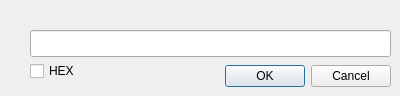
Before: the Qt Designer form serialsenddialog.ui in ATmega8/qt-modbus-terminal, drawn with Qt 5.
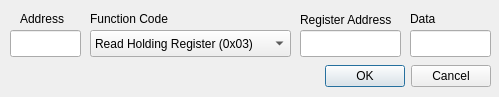
After: the same form once the commit is applied.

Commit message: Read Holding Register

Diff of the .ui file:
```diff
--- a/serialsenddialog.ui
+++ b/serialsenddialog.ui
@@ -6,8 +6,8 @@
    <rect>
     <x>0</x>
     <y>0</y>
-    <width>400</width>
-    <height>96</height>
+    <width>499</width>
+    <height>97</height>
    </rect>
   </property>
   <property name="windowTitle">
@@ -16,7 +16,7 @@
   <widget class="QDialogButtonBox" name="buttonBox">
    <property name="geometry">
     <rect>
-     <x>220</x>
+     <x>320</x>
      <y>60</y>
      <width>171</width>
      <height>32</height>
@@ -32,24 +32,103 @@
   <widget class="QLineEdit" name="lineEdit">
    <property name="geometry">
     <rect>
-     <x>30</x>
+     <x>410</x>
      <y>30</y>
-     <width>361</width>
+     <width>81</width>
      <height>27</height>
     </rect>
    </property>
   </widget>
-  <widget class="QCheckBox" name="checkBox">
+  <widget class="QComboBox" name="comboBox">
    <property name="geometry">
     <rect>
-     <x>30</x>
-     <y>60</y>
-     <width>84</width>
-     <height>22</height>
+     <x>90</x>
+     <y>30</y>
+     <width>201</width>
+     <height>27</height>
     </rect>
    </property>
+   <item>
+    <property name="text">
+     <string>Read Holding Register (0x03)</string>
+    </property>
+   </item>
+   <item>
+    <property name="text">
+     <string>Write Single Register (0x06)</string>
+    </property>
+   </item>
+  </widget>
+  <widget class="QLineEdit" name="lineEdit_2">
+   <property name="geometry">
+    <rect>
+     <x>300</x>
+     <y>30</y>
+     <width>101</width>
+     <height>27</height>
+    </rect>
+   </property>
+  </widget>
+  <widget class="QLabel" name="label">
+   <property name="geometry">
+    <rect>
+     <x>90</x>
+     <y>10</y>
+     <width>81</width>
+     <height>17</height>
+    </rect>
+   </property>
    <property name="text">
-    <string>HEX</string>
+    <string>Function Code</string>
+   </property>
+  </widget>
+  <widget class="QLabel" name="label_2">
+   <property name="geometry">
+    <rect>
+     <x>300</x>
+     <y>10</y>
+     <width>101</width>
+     <height>20</height>
+    </rect>
+   </property>
+   <property name="text">
+    <string>Register Address</string>
+   </property>
+  </widget>
+  <widget class="QLabel" name="label_3">
+   <property name="geometry">
+    <rect>
+     <x>410</x>
+     <y>10</y>
+     <width>51</width>
+     <height>17</height>
+    </rect>
+   </property>
+   <property name="text">
+    <string>Data</string>
+   </property>
+  </widget>
+  <widget class="QLineEdit" name="lineEdit_3">
+   <property name="geometry">
+    <rect>
+     <x>10</x>
+     <y>30</y>
+     <width>71</width>
+     <height>27</height>
+    </rect>
+   </property>
+  </widget>
+  <widget class="QLabel" name="label_4">
+   <property name="geometry">
+    <rect>
+     <x>20</x>
+     <y>10</y>
+     <width>54</width>
+     <height>17</height>
+    </rect>
+   </property>
+   <property name="text">
+    <string>Address</string>
    </property>
   </widget>
  </widget>
```
Left out of the diff: 6 changed lines with no effect on the pictures. The commit also changes 9 other files.
